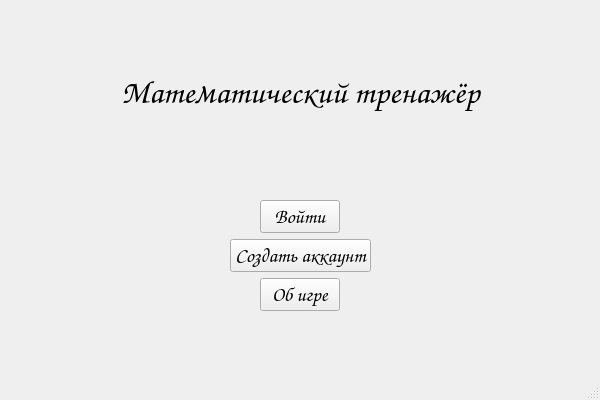
The window that mainwindow.ui (Vladusecho/MathTrainer) describes before a commit, drawn with Qt 5.
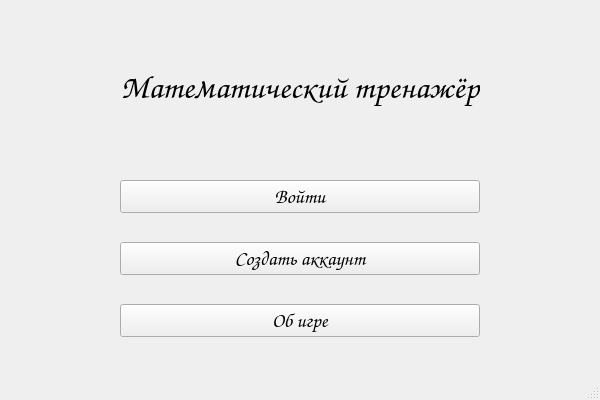
The same window after the commit.

Commit message: Изменил главное меню на grid с qvboxlayout, пытался добавить фон но пока безуспешно :(

```diff
--- a/mainwindow.ui
+++ b/mainwindow.ui
@@ -36,14 +36,59 @@
     <property name="geometry">
      <rect>
       <x>0</x>
-      <y>10</y>
+      <y>0</y>
       <width>601</width>
-      <height>351</height>
+      <height>361</height>
      </rect>
     </property>
-    <layout class="QVBoxLayout" name="verticalLayout">
-     <item>
+    <layout class="QGridLayout" name="gridLayout">
+     <item row="0" column="0">
+      <widget class="QLabel" name="label">
+       <property name="sizePolicy">
+        <sizepolicy hsizetype="Preferred" vsizetype="Maximum">
+         <horstretch>0</horstretch>
+         <verstretch>0</verstretch>
+        </sizepolicy>
+       </property>
+       <property name="text">
+        <string/>
+       </property>
+      </widget>
+     </item>
+     <item row="3" column="0">
+      <widget class="QPushButton" name="pushButton_2">
+       <property name="sizePolicy">
+        <sizepolicy hsizetype="Minimum" vsizetype="Maximum">
+         <horstretch>0</horstretch>
+         <verstretch>0</verstretch>
+        </sizepolicy>
+       </property>
+       <property name="font">
+        <font>
+         <family>Comic Sans MS</family>
+         <pointsize>15</pointsize>
+         <stylestrategy>PreferDefault</stylestrategy>
+        </font>
+       </property>
+       <property name="cursor">
+        <cursorShape>PointingHandCursor</cursorShape>
+       </property>
+       <property name="layoutDirection">
+        <enum>Qt::LayoutDirection::LeftToRight</enum>
+       </property>
+       <property name="text">
+        <string>Войти</string>
+       </property>
+      </widget>
+     </item>
+     <item row="1" column="0">
       <widget class="QLabel" name="mainNameGame">
+       <property name="sizePolicy">
+        <sizepolicy hsizetype="Maximum" vsizetype="Maximum">
+         <horstretch>0</horstretch>
+         <verstretch>0</verstretch>
+        </sizepolicy>
+       </property>
        <property name="font">
         <font>
          <family>Comic Sans MS</family>
@@ -59,123 +104,65 @@
        </property>
       </widget>
      </item>
-     <item>
-      <spacer name="horizontalSpacer">
-       <property name="orientation">
-        <enum>Qt::Orientation::Horizontal</enum>
+     <item row="5" column="0">
+      <widget class="QPushButton" name="pushButton_3">
+       <property name="sizePolicy">
+        <sizepolicy hsizetype="Minimum" vsizetype="Maximum">
+         <horstretch>0</horstretch>
+         <verstretch>0</verstretch>
+        </sizepolicy>
        </property>
-       <property name="sizeHint" stdset="0">
-        <size>
-         <width>40</width>
-         <height>20</height>
-        </size>
+       <property name="font">
+        <font>
+         <family>Comic Sans MS</family>
+         <pointsize>15</pointsize>
+        </font>
        </property>
-      </spacer>
-     </item>
-     <item>
-      <layout class="QHBoxLayout" name="horizontalLayout">
-       <item>
-        <widget class="QPushButton" name="pushButton_2">
-         <property name="sizePolicy">
-          <sizepolicy hsizetype="Maximum" vsizetype="Fixed">
-           <horstretch>0</horstretch>
-           <verstretch>0</verstretch>
-          </sizepolicy>
-         </property>
-         <property name="font">
-          <font>
-           <family>Comic Sans MS</family>
-           <pointsize>15</pointsize>
-           <stylestrategy>PreferDefault</stylestrategy>
-          </font>
-         </property>
-         <property name="layoutDirection">
-          <enum>Qt::LayoutDirection::LeftToRight</enum>
-         </property>
-         <property name="text">
-          <string>Войти</string>
-         </property>
-        </widget>
-       </item>
-      </layout>
-     </item>
-     <item>
-      <layout class="QHBoxLayout" name="horizontalLayout_2">
-       <item>
-        <widget class="QPushButton" name="pushButton">
-         <property name="sizePolicy">
-          <sizepolicy hsizetype="Maximum" vsizetype="Fixed">
-           <horstretch>0</horstretch>
-           <verstretch>0</verstretch>
-          </sizepolicy>
-         </property>
-         <property name="font">
-          <font>
-           <family>Comic Sans MS</family>
-           <pointsize>15</pointsize>
-          </font>
-         </property>
-         <property name="text">
-          <string>Создать аккаунт</string>
-         </property>
-        </widget>
-       </item>
-      </layout>
-     </item>
-     <item>
-      <layout class="QHBoxLayout" name="horizontalLayout_3">
-       <item>
-        <widget class="QPushButton" name="pushButton_3">
-         <property name="sizePolicy">
-          <sizepolicy hsizetype="Maximum" vsizetype="Maximum">
-           <horstretch>0</horstretch>
-           <verstretch>0</verstretch>
-          </sizepolicy>
-         </property>
-         <property name="font">
-          <font>
-           <family>Comic Sans MS</family>
-           <pointsize>15</pointsize>
-          </font>
-         </property>
-         <property name="layoutDirection">
-          <enum>Qt::LayoutDirection::LeftToRight</enum>
-         </property>
-         <property name="text">
-          <string>Об игре</string>
-         </property>
-        </widget>
-       </item>
-      </layout>
-     </item>
-     <item>
-      <spacer name="horizontalSpacer_2">
-       <property name="orientation">
-        <enum>Qt::Orientation::Horizontal</enum>
+       <property name="cursor">
+        <cursorShape>PointingHandCursor</cursorShape>
        </property>
-       <property name="sizeHint" stdset="0">
-        <size>
-         <width>40</width>
-         <height>20</height>
-        </size>
+       <property name="layoutDirection">
+        <enum>Qt::LayoutDirection::LeftToRight</enum>
        </property>
-      </spacer>
+       <property name="text">
+        <string>Об игре</string>
+       </property>
+      </widget>
      </item>
-     <item>
-      <spacer name="verticalSpacer">
-       <property name="orientation">
-        <enum>Qt::Orientation::Horizontal</enum>
+     <item row="4" column="0">
+      <widget class="QPushButton" name="pushButton">
+       <property name="sizePolicy">
+        <sizepolicy hsizetype="Minimum" vsizetype="Maximum">
+         <horstretch>0</horstretch>
+         <verstretch>0</verstretch>
+        </sizepolicy>
        </property>
-       <property name="sizeType">
-        <enum>QSizePolicy::Policy::Expanding</enum>
+       <property name="font">
+        <font>
+         <family>Comic Sans MS</family>
+         <pointsize>15</pointsize>
+        </font>
        </property>
-       <property name="sizeHint" stdset="0">
-        <size>
-         <width>40</width>
-         <height>30</height>
-        </size>
+       <property name="cursor">
+        <cursorShape>PointingHandCursor</cursorShape>
        </property>
-      </spacer>
+       <property name="text">
+        <string>Создать аккаунт</string>
+       </property>
+      </widget>
+     </item>
+     <item row="2" column="0">
+      <widget class="QLabel" name="label_2">
+       <property name="sizePolicy">
+        <sizepolicy hsizetype="Preferred" vsizetype="Maximum">
+         <horstretch>0</horstretch>
+         <verstretch>0</verstretch>
+        </sizepolicy>
+       </property>
+       <property name="text">
+        <string/>
+       </property>
+      </widget>
      </item>
     </layout>
    </widget>
```
Left out of the diff: 2 changed lines with no effect on the pictures.
